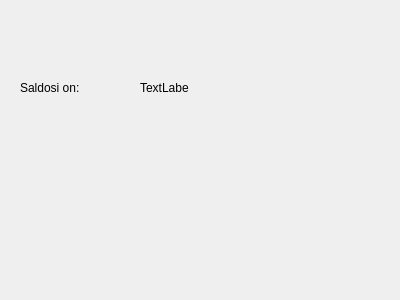
The window that bankautomat/saldo.ui (bank-2022/group9) describes before a commit, drawn with Qt 5.
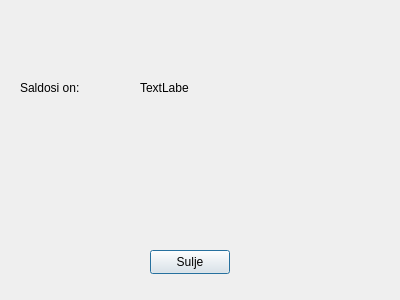
The same window after the commit.

Diff of the .ui file:
```diff
--- a/bankautomat/saldo.ui
+++ b/bankautomat/saldo.ui
@@ -39,6 +39,19 @@
     <string>TextLabel</string>
    </property>
   </widget>
+  <widget class="QPushButton" name="btnSulje">
+   <property name="geometry">
+    <rect>
+     <x>150</x>
+     <y>250</y>
+     <width>80</width>
+     <height>24</height>
+    </rect>
+   </property>
+   <property name="text">
+    <string>Sulje</string>
+   </property>
+  </widget>
  </widget>
  <resources/>
  <connections/>
```
